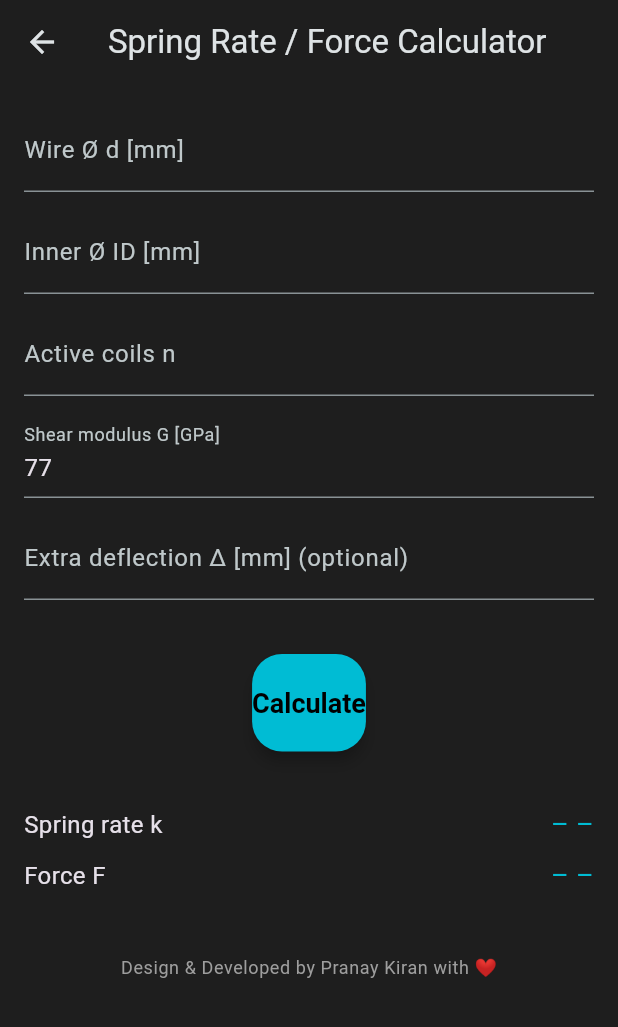
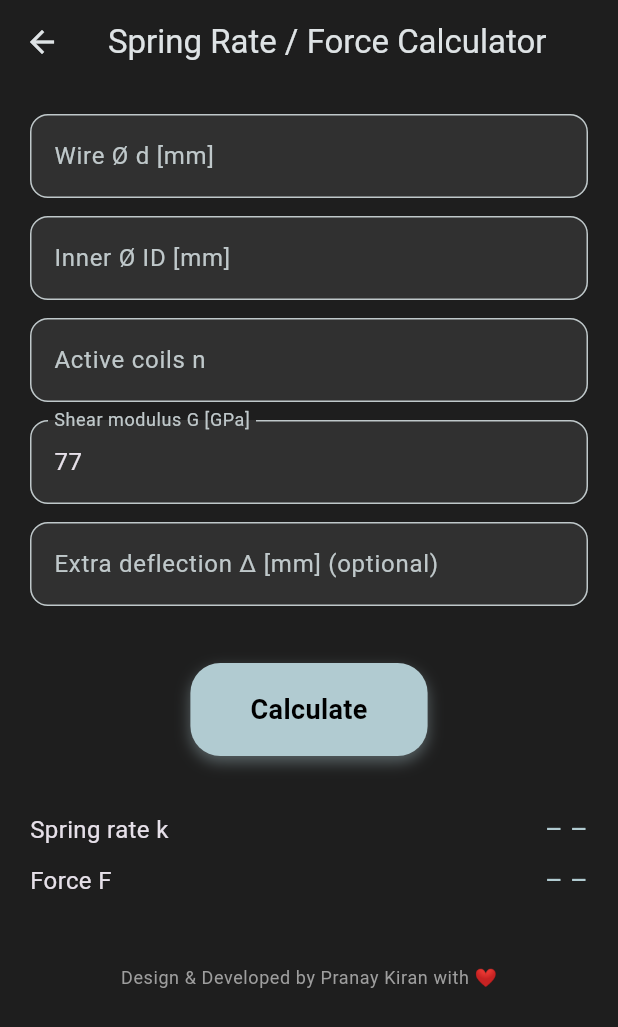
Before and after one commit to Renewable-Energy-Systems/RES_Calci, a Flutter app: the SpringCalculatorScreen screen opened directly, on a phone screen of 412 x 824 dp. Shown: the top 1027 px of the screen. Run offline on Flutter 3.47's test engine with Material 3 defaults, Android fonts, the phone set to English and light mode, and no system bars.

Commit message:
Improve spring and ppm Ui
Signed-off-by: kiranpranay <kiranpranay12@gmail.com>

```diff
--- a/lib/spring.dart
+++ b/lib/spring.dart
@@ -1,8 +1,7 @@
 import 'package:flutter/material.dart';
 import 'dart:math' as math;
 
-/// Screen that computes the spring rate *k* (N/m) and optional force F at
-/// a given extra deflection. Mirrors the formula used in spring_gui.py.
+/// Spring rate *k* (N/m) and force *F* calculator – dark Material look.
 class SpringCalculatorScreen extends StatefulWidget {
   const SpringCalculatorScreen({super.key});
 
@@ -11,46 +10,47 @@ class SpringCalculatorScreen extends StatefulWidget {
 }
 
 class _SpringCalculatorScreenState extends State<SpringCalculatorScreen> {
-  final _dController = TextEditingController(); // wire Ø mm
-  final _IDController = TextEditingController(); // inner Ø mm
-  final _nController = TextEditingController(); // active coils
-  final _GController = TextEditingController(text: '77'); // G GPa
-  final _deflController = TextEditingController(); // deflection mm
+  final _dCtrl = TextEditingController(); // wire Ø mm
+  final _idCtrl = TextEditingController(); // inner Ø mm
+  final _nCtrl = TextEditingController(); // active coils
+  final _gCtrl = TextEditingController(text: '77'); // G GPa
+  final _deflCtrl = TextEditingController(); // deflection mm
 
-  String _kResult = '– –';
-  String _fResult = '– –';
+  String _kRes = '– –';
+  String _fRes = '– –';
 
   void _calculate() {
     try {
-      final dMm = double.parse(_dController.text.trim());
-      final idMm = double.parse(_IDController.text.trim());
-      final n = double.parse(_nController.text.trim());
-      final gGPa = double.parse(_GController.text.trim());
+      final dMm = double.parse(_dCtrl.text.trim());
+      final idMm = double.parse(_idCtrl.text.trim());
+      final n = double.parse(_nCtrl.text.trim());
+      final gGPa = double.parse(_gCtrl.text.trim());
       final deflMm =
-          _deflController.text.trim().isEmpty
+          _deflCtrl.text.trim().isEmpty
               ? 0.0
-              : double.parse(_deflController.text.trim());
+              : double.parse(_deflCtrl.text.trim());
 
       if (dMm <= 0 || idMm < 0 || n <= 0 || gGPa <= 0) {
-        return _snack('Inputs must be positive (ID ≥ 0).');
+        return _snack('Inputs must be positive (ID ≥ 0)');
       }
 
-      final d = dMm / 1e3; // m
-      final id = idMm / 1e3; // m
-      final g = gGPa * 1e9; // Pa
-      final dMean = id + d; // m
+      final d = dMm / 1e3;
+      final id = idMm / 1e3;
+      final g = gGPa * 1e9;
+      final dMean = id + d;
+      final k = g * math.pow(d, 4) / (8 * math.pow(dMean, 3) * n);
 
-      final k = g * math.pow(d, 4) / (8 * math.pow(dMean, 3) * n);
-      setState(() => _kResult = k.toStringAsFixed(2) + ' N/m');
-
-      if (deflMm > 0) {
-        final f = k * (deflMm / 1e3);
-        setState(() => _fResult = f.toStringAsFixed(2) + ' N');
-      } else {
-        setState(() => _fResult = '– –');
-      }
-    } catch (e) {
-      _snack('Please enter valid numeric values.');
+      setState(() {
+        _kRes = '${k.toStringAsFixed(2)} N/m';
+        if (deflMm > 0) {
+          final f = k * (deflMm / 1e3);
+          _fRes = '${f.toStringAsFixed(2)} N';
+        } else {
+          _fRes = '– –';
+        }
+      });
+    } catch (_) {
+      _snack('Please enter valid numeric values');
     }
   }
 
@@ -59,7 +59,35 @@ class _SpringCalculatorScreenState extends State<SpringCalculatorScreen> {
 
   @override
   Widget build(BuildContext context) {
-    const accent = Color(0xFF00BCD4);
+    final accent = Theme.of(context).colorScheme.secondary;
+
+    InputDecoration deco(String label) => InputDecoration(
+      labelText: label,
+      filled: true,
+      fillColor: const Color(0xFF303030),
+      border: OutlineInputBorder(borderRadius: BorderRadius.circular(12)),
+    );
+
+    Widget field(String label, TextEditingController c) => Padding(
+      padding: const EdgeInsets.only(bottom: 12),
+      child: TextField(
+        controller: c,
+        keyboardType: TextInputType.number,
+        decoration: deco(label),
+      ),
+    );
+
+    Widget result(String lbl, String val) => Padding(
+      padding: const EdgeInsets.symmetric(vertical: 4),
+      child: Row(
+        mainAxisAlignment: MainAxisAlignment.spaceBetween,
+        children: [
+          Text(lbl, style: const TextStyle(fontSize: 16)),
+          Text(val, style: TextStyle(fontSize: 18, color: accent)),
+        ],
+      ),
+    );
+
     return Scaffold(
       appBar: AppBar(
         title: const Text('Spring Rate / Force Calculator'),
@@ -67,26 +95,47 @@ class _SpringCalculatorScreenState extends State<SpringCalculatorScreen> {
         elevation: 0,
       ),
       body: SingleChildScrollView(
-        padding: const EdgeInsets.all(16),
+        padding: const EdgeInsets.all(20),
         child: Column(
           children: [
-            _field(label: 'Wire Ø d [mm]', controller: _dController),
-            _field(label: 'Inner Ø ID [mm]', controller: _IDController),
-            _field(label: 'Active coils n', controller: _nController),
-            _field(label: 'Shear modulus G [GPa]', controller: _GController),
-            _field(
-              label: 'Extra deflection Δ [mm] (optional)',
-              controller: _deflController,
-            ),
-            const SizedBox(height: 24),
-            ElevatedButton(
-              onPressed: _calculate,
-              child: const Text('Calculate'),
+            field('Wire Ø d [mm]', _dCtrl),
+            field('Inner Ø ID [mm]', _idCtrl),
+            field('Active coils n', _nCtrl),
+            field('Shear modulus G [GPa]', _gCtrl),
+            field('Extra deflection Δ [mm] (optional)', _deflCtrl),
+            const SizedBox(height: 26),
+            InkWell(
+              borderRadius: BorderRadius.circular(20),
+              onTap: _calculate,
+              child: Ink(
+                decoration: BoxDecoration(
+                  color: accent,
+                  borderRadius: BorderRadius.circular(20),
+                  boxShadow: [
+                    BoxShadow(
+                      color: accent.withOpacity(0.4),
+                      blurRadius: 8,
+                      offset: const Offset(0, 4),
+                    ),
+                  ],
+                ),
+                child: const Padding(
+                  padding: EdgeInsets.symmetric(vertical: 18, horizontal: 40),
+                  child: Text(
+                    'Calculate',
+                    style: TextStyle(
+                      fontSize: 18,
+                      fontWeight: FontWeight.w600,
+                      color: Colors.black,
+                    ),
+                  ),
+                ),
+              ),
             ),
             const SizedBox(height: 32),
-            _resultRow('Spring rate k', _kResult, accent),
-            _resultRow('Force F', _fResult, accent),
-            const SizedBox(height: 36),
+            result('Spring rate k', _kRes),
+            result('Force F', _fRes),
+            const SizedBox(height: 40),
             Text(
               'Design & Developed by Pranay Kiran with ❤',
               style: Theme.of(
@@ -98,27 +147,4 @@ class _SpringCalculatorScreenState extends State<SpringCalculatorScreen> {
       ),
     );
   }
-
-  Widget _field({
-    required String label,
-    required TextEditingController controller,
-  }) => Padding(
-    padding: const EdgeInsets.only(bottom: 12),
-    child: TextField(
-      controller: controller,
-      keyboardType: TextInputType.number,
-      decoration: InputDecoration(labelText: label),
-    ),
-  );
-
-  Widget _resultRow(String label, String value, Color accent) => Padding(
-    padding: const EdgeInsets.symmetric(vertical: 4),
-    child: Row(
-      mainAxisAlignment: MainAxisAlignment.spaceBetween,
-      children: [
-        Text(label, style: const TextStyle(fontSize: 16)),
-        Text(value, style: TextStyle(fontSize: 18, color: accent)),
-      ],
-    ),
-  );
 }
```
Also changed, not shown: lib/ppm.dart (+61 -45 lines).
